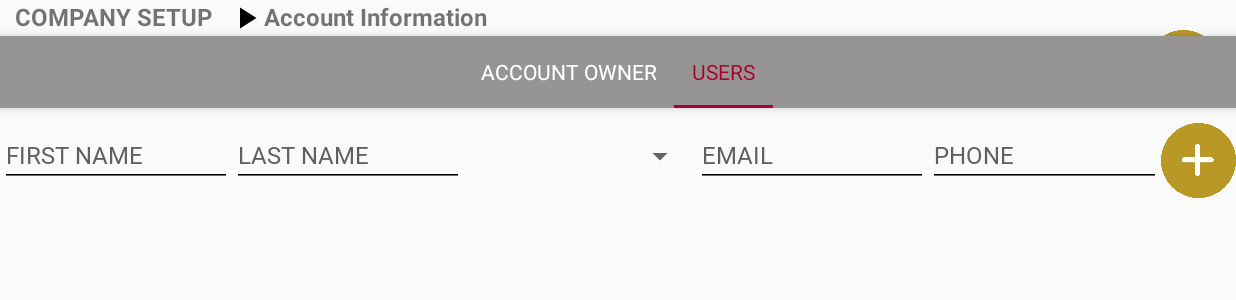
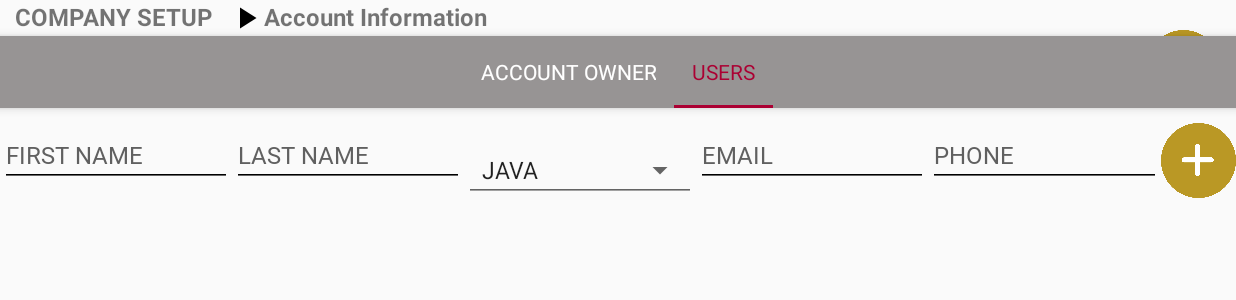
Before and after one commit to susmithareddyyeruva/ExstreamNewUI, an Android app: the fragment UsersFragment placed in its activity, tab 2 chosen, on a phone screen of 824 x 412 dp (held sideways). Shown: the top 300 px of the screen. Run offline under Robolectric (Android 15) with nearby library versions, the phone set to English and light mode, and no system bars; libraries missing offline, so code that uses them is left out: retrofit2.adapter.rxjava, rx.android.schedulers, rx.schedulers; pictures from the network do not load; 4 statements that could not run were skipped.

Commit message:
user screen

```diff
--- a/app/src/main/java/android/propertymanagement/Adapter/UsersListAdapter.java
+++ b/app/src/main/java/android/propertymanagement/Adapter/UsersListAdapter.java
@@ -9,6 +9,8 @@ import android.view.LayoutInflater;
 import android.view.MenuItem;
 import android.view.View;
 import android.view.ViewGroup;
+import android.widget.AdapterView;
+import android.widget.ArrayAdapter;
 import android.widget.EditText;
 import android.widget.ImageView;
 import android.widget.PopupMenu;
@@ -16,6 +18,7 @@ import android.widget.Spinner;
 import android.widget.TextView;
 import android.widget.Toast;
 
+import java.util.ArrayList;
 import java.util.List;
 
 public class UsersListAdapter extends RecyclerView.Adapter {
@@ -44,6 +47,8 @@ public class UsersListAdapter extends RecyclerView.Adapter {
                 userModels.get(position).getLastName());
         ((TextViewHolder) holder).emailText.setText(userModels.get(position).getEmail());
         ((TextViewHolder) holder).phonenoText.setText(userModels.get(position).getPhone());
+
+
 
         ((TextViewHolder) holder).editImageView.setOnClickListener(new View.OnClickListener() {
             @Override
--- a/app/src/main/java/android/propertymanagement/Fragments/UsersFragment.java
+++ b/app/src/main/java/android/propertymanagement/Fragments/UsersFragment.java
@@ -11,10 +11,13 @@ import android.support.v7.widget.RecyclerView;
 import android.view.LayoutInflater;
 import android.view.View;
 import android.view.ViewGroup;
+import android.widget.AdapterView;
+import android.widget.ArrayAdapter;
 import android.widget.Button;
 import android.widget.EditText;
 import android.widget.ImageView;
 import android.widget.Spinner;
+import android.widget.Toast;
 
 import java.util.ArrayList;
 import java.util.List;
@@ -25,7 +28,7 @@ public class UsersFragment extends Fragment {
     View rootView;
     private EditText firstnameEdt, lastnameEdt, emailEdt, phonenoEdt;
     private ImageView addImageView;
-    private Spinner sipnnerEdt;
+    private Spinner spinnerEdt;
     private RecyclerView recyclerViewUsers;
     private String firstStr, lastStr, emailStr, phoneStr;
     UsersListAdapter usersListAdapter;
@@ -54,8 +57,30 @@ public class UsersFragment extends Fragment {
         emailEdt = rootView.findViewById(R.id.emailEdt);
         phonenoEdt = rootView.findViewById(R.id.phonenoEdt);
         addImageView = rootView.findViewById(R.id.addImageView);
-        sipnnerEdt = rootView.findViewById(R.id.sipnnerEdt);
+        spinnerEdt = rootView.findViewById(R.id.spinnerEdt);
         recyclerViewUsers = rootView.findViewById(R.id.recyclerViewUsers);
+
+
+        ArrayList<String> arrayList = new ArrayList<>();
+        arrayList.add("JAVA");
+        arrayList.add("ANDROID");
+        arrayList.add("C Language");
+        arrayList.add("CPP Language");
+        arrayList.add("Go Language");
+        arrayList.add("AVN SYSTEMS");
+        ArrayAdapter<String> arrayAdapter = new ArrayAdapter<String>(mContext,android.R.layout.simple_spinner_item, arrayList);
+        arrayAdapter.setDropDownViewResource(android.R.layout.simple_spinner_item);
+        spinnerEdt.setAdapter(arrayAdapter);
+        spinnerEdt.setOnItemSelectedListener(new AdapterView.OnItemSelectedListener() {
+            @Override
+            public void onItemSelected(AdapterView<?> parent, View view, int position, long id) {
+                String tutorialsName = parent.getItemAtPosition(position).toString();
+                Toast.makeText(parent.getContext(), "Selected: " + tutorialsName, Toast.LENGTH_LONG).show();
+            }
+            @Override
+            public void onNothingSelected(AdapterView <?> parent) {
+            }
+        });
 
 
     }
--- a/app/src/main/res/layout/fragment_users.xml
+++ b/app/src/main/res/layout/fragment_users.xml
@@ -63,10 +63,12 @@
                 android:layout_height="wrap_content"
                 android:layout_marginTop="@dimen/dimen10"
                 android:layout_weight="1"
-                android:id="@+id/sipnnerEdt"></Spinner>
+                style="@style/Widget.AppCompat.Spinner.Underlined"
+                android:id="@+id/spinnerEdt"/>
 
             <android.propertymanagement.Utils.CommonEditText
                 android:id="@+id/emailEdt"
+
                 android:layout_width="0dp"
                 android:layout_height="wrap_content"
                 android:layout_weight="1"
--- a/app/src/main/res/layout/users_list_adapter.xml
+++ b/app/src/main/res/layout/users_list_adapter.xml
@@ -65,7 +65,7 @@
                 android:layout_height="wrap_content"
                 android:layout_marginTop="@dimen/dimen10"
                 android:layout_weight="1"
-                android:visibility="gone"></Spinner>
+                android:visibility="gone"/>
 
 
             <TextView
--- a/app/src/main/res/values/colors.xml
+++ b/app/src/main/res/values/colors.xml
@@ -12,6 +12,7 @@
     <color name="light_gray">#DFDFDF</color>
 
     <color name="login_button">#ba9825</color>
+    <color name="light_grey_colour">#37343B</color>
 
     <color name="stay_login_color">#67757C</color>
     <color name="dailog_text">#455a64</color>
--- a/build.gradle
+++ b/build.gradle
@@ -7,7 +7,7 @@ buildscript {
 
     }
     dependencies {
-        classpath 'com.android.tools.build:gradle:3.4.2'
+        classpath 'com.android.tools.build:gradle:3.5.0'
 
         // NOTE: Do not place your application dependencies here; they belong
         // in the individual module build.gradle files
```
Also changed, not shown: gradle/wrapper/gradle-wrapper.properties.
